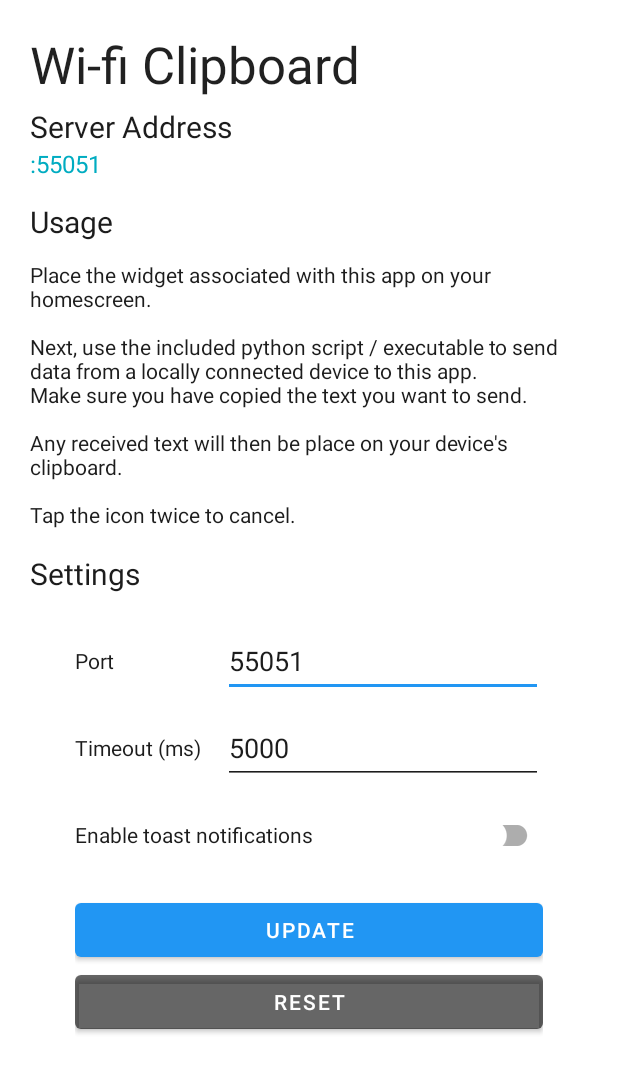
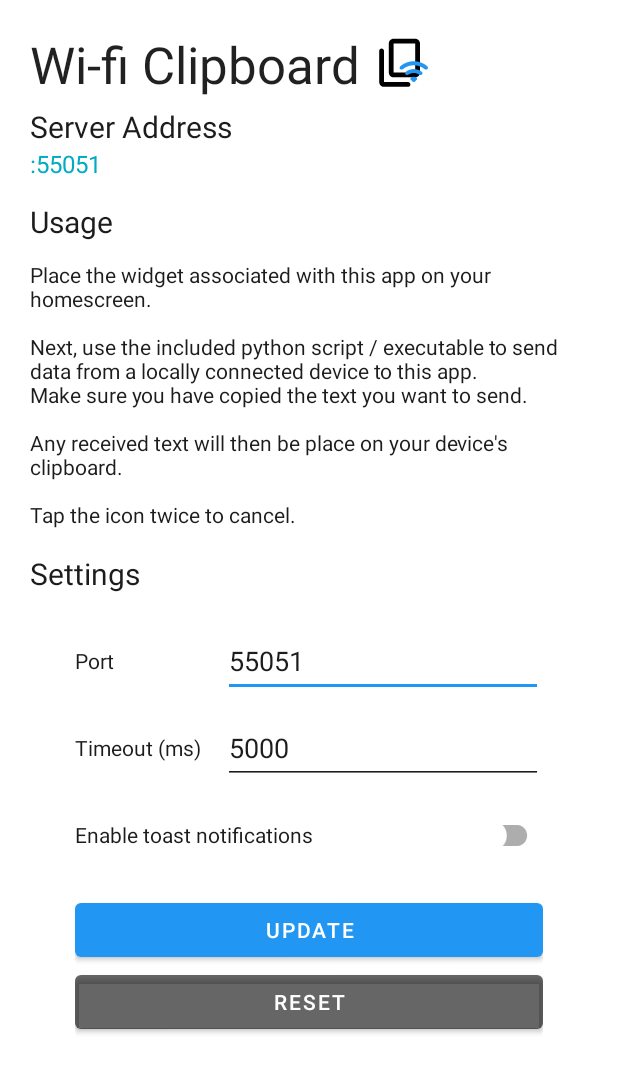
Before and after one commit to LeHuman/WifiClipboard, an Android app: the screen it shows after launch (MainActivity), on a phone screen of 412 x 824 dp. Shown: the top 1073 px of the screen. Run offline under Robolectric (Android 15) with nearby library versions, the phone set to English and light mode, and no system bars.

Commit message:
fix icon

```diff
--- a/app/src/main/res/layout/activity_main.xml
+++ b/app/src/main/res/layout/activity_main.xml
@@ -37,6 +37,7 @@
             android:layout_marginStart="8dp"
             android:layout_weight="1"
             android:contentDescription="@string/app_icon"
+            android:src="?android:attr/moreIcon"
             app:layout_constraintBottom_toBottomOf="parent"
             app:layout_constraintStart_toEndOf="@+id/Title"
             app:layout_constraintTop_toTopOf="parent"
```
